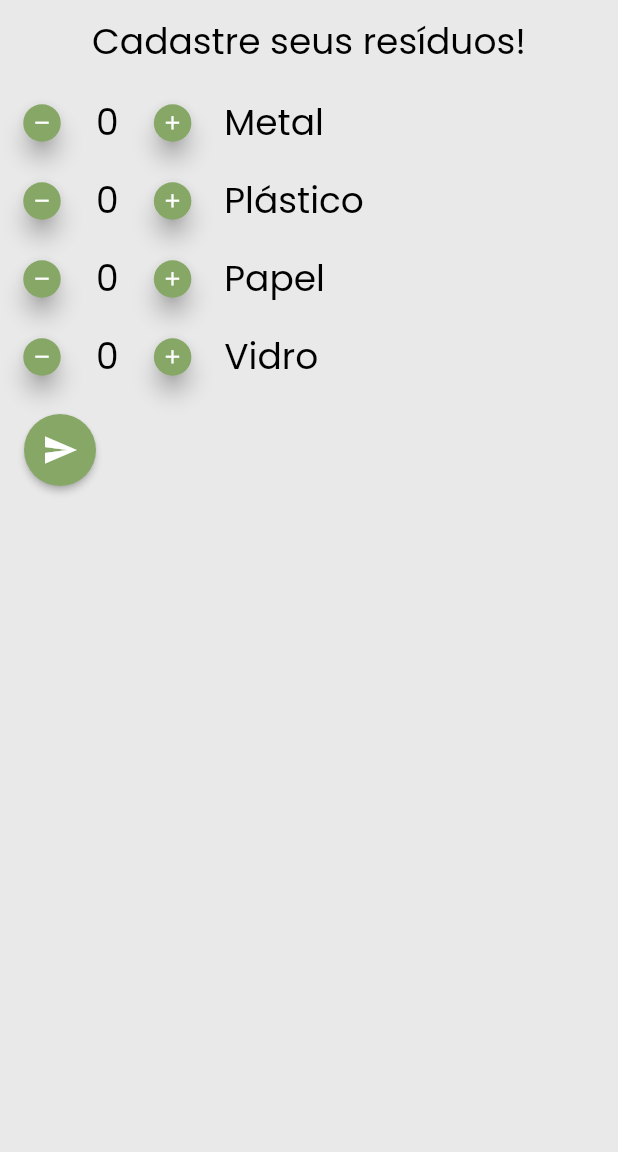
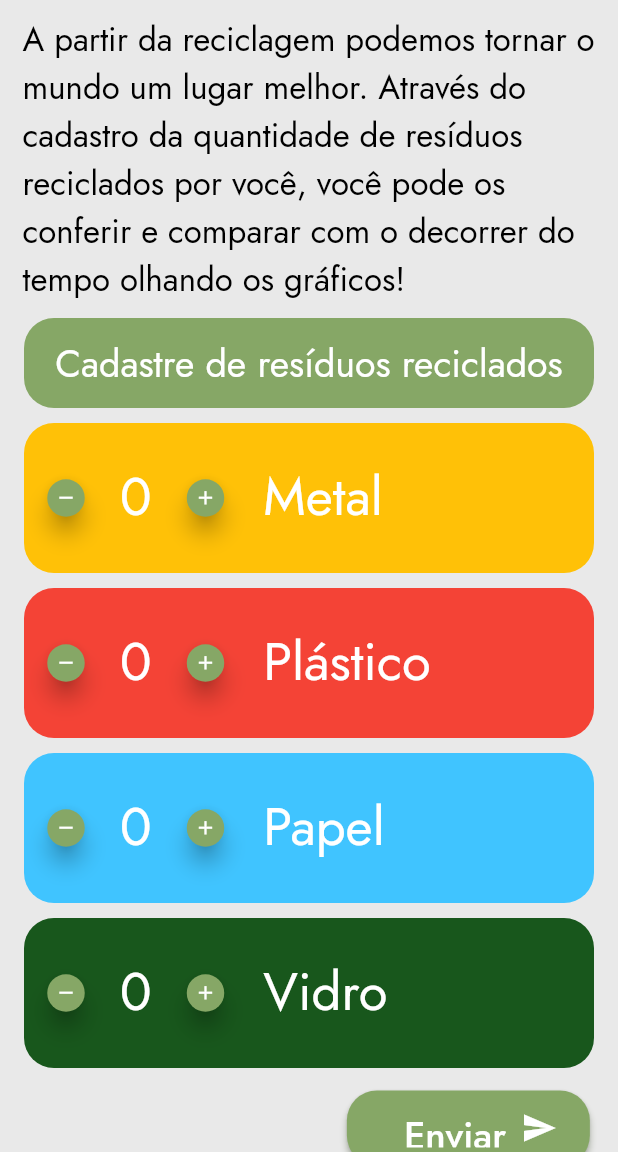
Before and after one commit to nikarmin/RecycleView, a Flutter app: the CadastroPontos screen opened directly, on a phone screen of 412 x 824 dp, the part 84-1236 px from its top. Run offline on Flutter 3.47's test engine with Material 2 defaults, Android fonts, the phone set to English and light mode, and no system bars; our stand-ins replace camera, cloud_firestore, firebase_auth, firebase_core, firebase_storage, fl_chart and 12 more; missing offline and left inert: camera_camera, flutter_inappwebview, geo_firestore_flutter, geoflutterfire2, graphic, latlng and 1 more; accounts and stored records are empty; network calls fail.

```diff
--- a/lib/views/cadastro_pontos.dart
+++ b/lib/views/cadastro_pontos.dart
@@ -63,26 +63,48 @@ class _CadastroPontosState extends State<CadastroPontos> {
                 const SizedBox(
                   height: 10,
                 ),
-                Text(
-                  'Cadastre seus resíduos!',
-                  style: GoogleFonts.poppins(
-                    textStyle: const TextStyle(
-                      fontSize: 24,
-                      decoration: TextDecoration.none,
-                      color: Colors.black,
+                Padding(
+                    padding: EdgeInsets.fromLTRB(15, 0, 10, 0),
+                    child: Text(
+                        'A partir da reciclagem podemos tornar o mundo um lugar melhor. Através do cadastro da quantidade de resíduos reciclados por você, você pode os conferir e comparar com o decorrer do tempo olhando os gráficos!',
+                        style: GoogleFonts.jost(
+                            textStyle:
+                                TextStyle(color: Colors.black, fontSize: 22)))),
+                const SizedBox(
+                  height: 10,
                 ),
+
+                Container(
+                  width: 380,
+                  height: 60,
+                  alignment: Alignment.center,
+                  decoration: BoxDecoration(
+                    borderRadius: BorderRadius.all(Radius.circular(20)),
+                    color: Color.fromRGBO(134, 167, 102, 1),
                   ),
+                  child: Text('Cadastre de resíduos reciclados',
+                      style: GoogleFonts.jost(
+                          textStyle:
+                              TextStyle(color: Colors.white, fontSize: 25))),
                 ),
                 const SizedBox(
                   height: 10,
                 ),
-                Row(
+
+                // metal //////////////////////////////////////////////////////////////////////////
+                Container(
+                  decoration: BoxDecoration(
+                    borderRadius: BorderRadius.all(Radius.circular(20)),
+                    color: Colors.amber,
+                  ),
+                  width: 380,
+                  height: 100,
+                  child: Row(
                     children: [
                       SizedBox(
                           height: 25,
                           child: FloatingActionButton(
-                            backgroundColor:
-                                const Color.fromRGBO(134, 167, 102, 1),
+                              backgroundColor: Color.fromRGBO(134, 167, 102, 1),
                               onPressed: () {
                                 setState(() {
                                   if (countMetal > 0) {
@@ -100,14 +122,9 @@ class _CadastroPontosState extends State<CadastroPontos> {
                         padding: const EdgeInsets.all(8.0),
                         child: Text(
                             (countMetal >= 0 ? countMetal.toString() : '0'),
-                        style: GoogleFonts.poppins(
-                          textStyle: const TextStyle(
-                            fontSize: 24,
-                            decoration: TextDecoration.none,
-                            color: Colors.black,
-                          ),
-                        ),
-                      ),
+                            style: GoogleFonts.jost(
+                                textStyle: TextStyle(
+                                    color: Colors.white, fontSize: 35))),
                       ),
                       SizedBox(
                           height: 25,
@@ -124,19 +141,26 @@ class _CadastroPontosState extends State<CadastroPontos> {
                               size: 15,
                             ),
                           )),
-                    Text(
-                      ' Metal',
-                      style: GoogleFonts.poppins(
-                        textStyle: const TextStyle(
-                          fontSize: 24,
-                          decoration: TextDecoration.none,
-                          color: Colors.black,
+                      Text(' Metal',
+                          style: GoogleFonts.jost(
+                              textStyle:
+                                  TextStyle(color: Colors.white, fontSize: 35)))
+                    ],
                   ),
                 ),
-                    )
-                  ],
+                const SizedBox(
+                  height: 10,
                 ),
-                Row(
+
+                // plastico
+                Container(
+                  decoration: BoxDecoration(
+                    borderRadius: BorderRadius.all(Radius.circular(20)),
+                    color: Colors.red,
+                  ),
+                  width: 380,
+                  height: 100,
+                  child: Row(
                     children: [
                       SizedBox(
                           height: 25,
@@ -159,15 +183,12 @@ class _CadastroPontosState extends State<CadastroPontos> {
                       Padding(
                         padding: const EdgeInsets.all(8.0),
                         child: Text(
-                        (countPlastico >= 0 ? countPlastico.toString() : '0'),
-                        style: GoogleFonts.poppins(
-                          textStyle: const TextStyle(
-                            fontSize: 24,
-                            decoration: TextDecoration.none,
-                            color: Colors.black,
-                          ),
-                        ),
-                      ),
+                            (countPlastico >= 0
+                                ? countPlastico.toString()
+                                : '0'),
+                            style: GoogleFonts.jost(
+                                textStyle: TextStyle(
+                                    color: Colors.white, fontSize: 35))),
                       ),
                       SizedBox(
                           height: 25,
@@ -184,19 +205,26 @@ class _CadastroPontosState extends State<CadastroPontos> {
                               size: 15,
                             ),
                           )),
-                    Text(
-                      ' Plástico',
-                      style: GoogleFonts.poppins(
-                        textStyle: const TextStyle(
-                          fontSize: 24,
-                          decoration: TextDecoration.none,
-                          color: Colors.black,
+                      Text(' Plástico',
+                          style: GoogleFonts.jost(
+                              textStyle:
+                                  TextStyle(color: Colors.white, fontSize: 35)))
+                    ],
                   ),
                 ),
-                    )
-                  ],
+                const SizedBox(
+                  height: 10,
                 ),
-                Row(
+
+                // papel
+                Container(
+                  decoration: BoxDecoration(
+                    borderRadius: BorderRadius.all(Radius.circular(20)),
+                    color: Colors.lightBlueAccent,
+                  ),
+                  width: 380,
+                  height: 100,
+                  child: Row(
                     children: [
                       SizedBox(
                           height: 25,
@@ -220,14 +248,9 @@ class _CadastroPontosState extends State<CadastroPontos> {
                         padding: const EdgeInsets.all(8.0),
                         child: Text(
                             (countPapel >= 0 ? countPapel.toString() : '0'),
-                        style: GoogleFonts.poppins(
-                          textStyle: const TextStyle(
-                            fontSize: 24,
-                            decoration: TextDecoration.none,
-                            color: Colors.black,
-                          ),
-                        ),
-                      ),
+                            style: GoogleFonts.jost(
+                                textStyle: TextStyle(
+                                    color: Colors.white, fontSize: 35))),
                       ),
                       SizedBox(
                           height: 25,
@@ -244,19 +267,26 @@ class _CadastroPontosState extends State<CadastroPontos> {
                               size: 15,
                             ),
                           )),
-                    Text(
-                      ' Papel',
-                      style: GoogleFonts.poppins(
-                        textStyle: const TextStyle(
-                          fontSize: 24,
-                          decoration: TextDecoration.none,
-                          color: Colors.black,
+                      Text(' Papel',
+                          style: GoogleFonts.jost(
+                              textStyle:
+                                  TextStyle(color: Colors.white, fontSize: 35)))
+                    ],
                   ),
                 ),
-                    )
-                  ],
+                const SizedBox(
+                  height: 10,
                 ),
-                Row(
+
+                // vidro
+                Container(
+                  decoration: BoxDecoration(
+                    borderRadius: BorderRadius.all(Radius.circular(20)),
+                    color: Color.fromARGB(255, 24, 87, 28),
+                  ),
+                  width: 380,
+                  height: 100,
+                  child: Row(
                     children: [
                       SizedBox(
                           height: 25,
@@ -280,14 +310,9 @@ class _CadastroPontosState extends State<CadastroPontos> {
                         padding: const EdgeInsets.all(8.0),
                         child: Text(
                             (countVidro >= 0 ? countVidro.toString() : '0'),
-                        style: GoogleFonts.poppins(
-                          textStyle: const TextStyle(
-                            fontSize: 24,
-                            decoration: TextDecoration.none,
-                            color: Colors.black,
-                          ),
-                        ),
-                      ),
+                            style: GoogleFonts.jost(
+                                textStyle: TextStyle(
+                                    color: Colors.white, fontSize: 35))),
                       ),
                       SizedBox(
                           height: 25,
@@ -304,36 +329,50 @@ class _CadastroPontosState extends State<CadastroPontos> {
                               size: 15,
                             ),
                           )),
-                    Text(
-                      ' Vidro',
-                      style: GoogleFonts.poppins(
-                        textStyle: const TextStyle(
-                          fontSize: 24,
-                          decoration: TextDecoration.none,
-                          color: Colors.black,
-                        ),
+                      Text(' Vidro',
+                          style: GoogleFonts.jost(
+                              textStyle:
+                                  TextStyle(color: Colors.white, fontSize: 35)))
+                    ],
                   ),
                 )
               ],
             ),
+            SizedBox(
+              height: 15,
+            ),
+            Align(
+              alignment: Alignment(0.85, 0.0),
+              child: ElevatedButton(
+                child: Container(
+                  height: 50,
+                  width: 130,
+                  child: Padding(
+                    padding: EdgeInsets.all(12),
+                    child: Row(
+                      children: [
+                        SizedBox(width: 10),
+                        Text("Enviar",
+                            style: GoogleFonts.jost(
+                                textStyle: TextStyle(
+                                    color: Colors.white, fontSize: 25))),
+                        SizedBox(width: 10),
+                        Icon(Icons.send)
                       ],
                     ),
-            const SizedBox(
-              height: 12,
                   ),
-            ElevatedButton(
+                ),
+                style: ElevatedButton.styleFrom(
+                    backgroundColor: const Color.fromRGBO(134, 167, 102, 1),
+                    shape: RoundedRectangleBorder(
+                        borderRadius: BorderRadius.all(Radius.circular(20))),
+                    shadowColor: Color.fromARGB(255, 85, 116, 54)),
                 onPressed: () {
                   cadastrarPonto(
                       countMetal, countPapel, countVidro, countPlastico);
                 },
-              style: ElevatedButton.styleFrom(
-                  shape: const CircleBorder(),
-                  backgroundColor: const Color.fromRGBO(134, 167, 102, 1)),
-              child: const Padding(
-                padding: EdgeInsets.all(12),
-                child: Icon(Icons.send),
               ),
-            ),
+            )
           ],
         ),
       ),
--- a/lib/views/layout/layout_ponto.dart
+++ b/lib/views/layout/layout_ponto.dart
@@ -8,8 +8,6 @@ class LayoutPontos extends StatefulWidget {
       required this.nome,
       required this.lat,
       required this.long,
-      /* required this.pontos,
-*/
       required this.tipo,
       required this.horario,
       required this.cidade});
@@ -20,7 +18,6 @@ class LayoutPontos extends StatefulWidget {
   final String horario;
   final String tipo;
   final String cidade;
-  //final List<LatLng> pontos;
 
   @override
   State<LayoutPontos> createState() => _LayoutPontosState();
```
Also changed, not shown: lib/views/openstreetmap.dart (+70 -102 lines), lib/main.dart (line endings or trailing spaces), pubspec.lock. Lines whose indentation alone changed are shown as unchanged.
